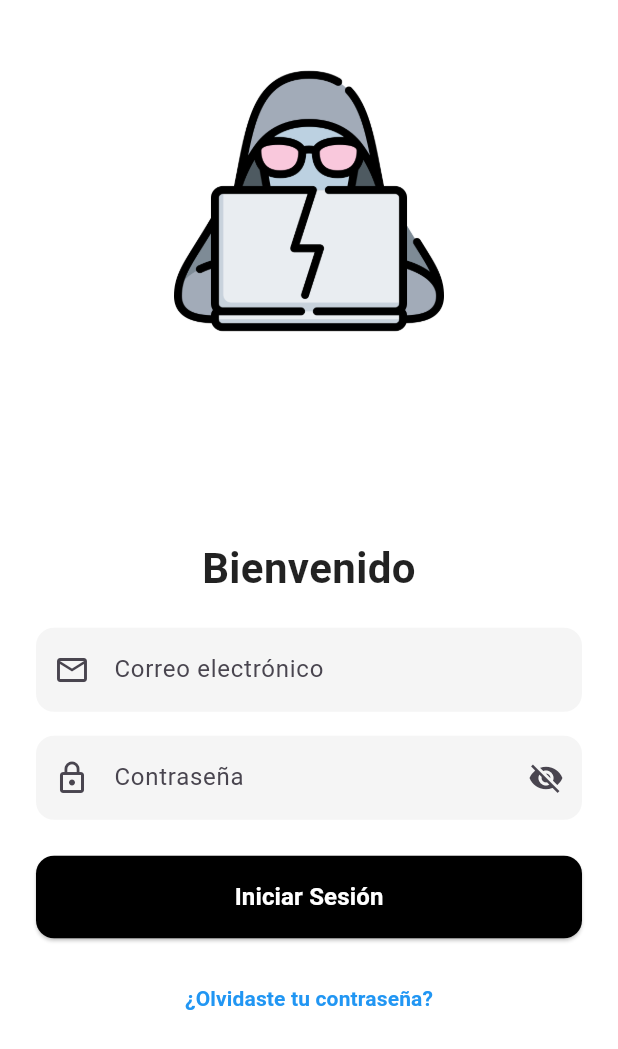
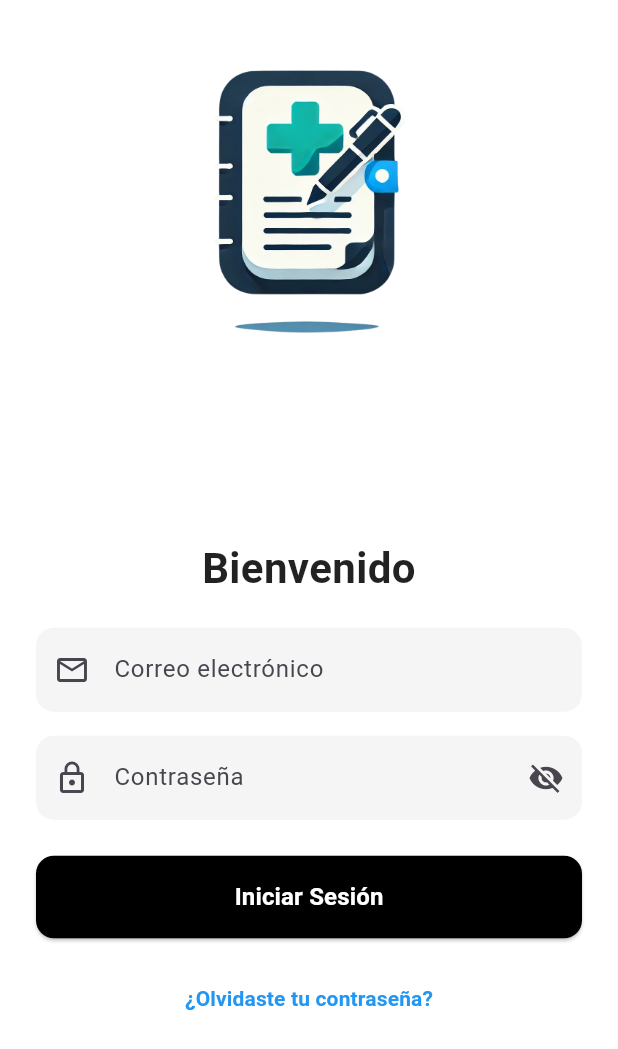
Before and after one commit to icedigitaldev/uclass, a Flutter app: the screen it shows after launch, after a tap on "Continuar", on a phone screen of 412 x 824 dp. Shown: the top 1049 px of the screen. Run offline on Flutter 3.47's test engine with Material 3 defaults, Android fonts, the phone set to English and light mode, and no system bars; our stand-ins replace cloud_firestore, firebase_auth, firebase_core, pdf; missing offline and left inert: universal_html; accounts and stored records are empty.

Commit message:
Se cambio los iconos

```diff
--- a/lib/views/login_view.dart
+++ b/lib/views/login_view.dart
@@ -84,7 +84,7 @@ class _LoginViewState extends State<LoginView> {
                         children: [
                           const SizedBox(height: 44),
                           Image.asset(
-                            'assets/images/hacker.png',
+                            'assets/images/logo.png',
                             height: 180,
                           ),
                           Expanded(
--- a/lib/views/welcome_view.dart
+++ b/lib/views/welcome_view.dart
@@ -28,7 +28,7 @@ class WelcomeView extends StatelessWidget {
               children: [
                 const Spacer(),
                 Image.asset(
-                  'assets/images/hacker.png',
+                  'assets/images/logo.png',
                   height: 200,
                 ),
                 const SizedBox(height: 48),
```
Also changed, not shown: assets/images/hacker.png (deleted), assets/images/logo.png (added), 27 other files.
